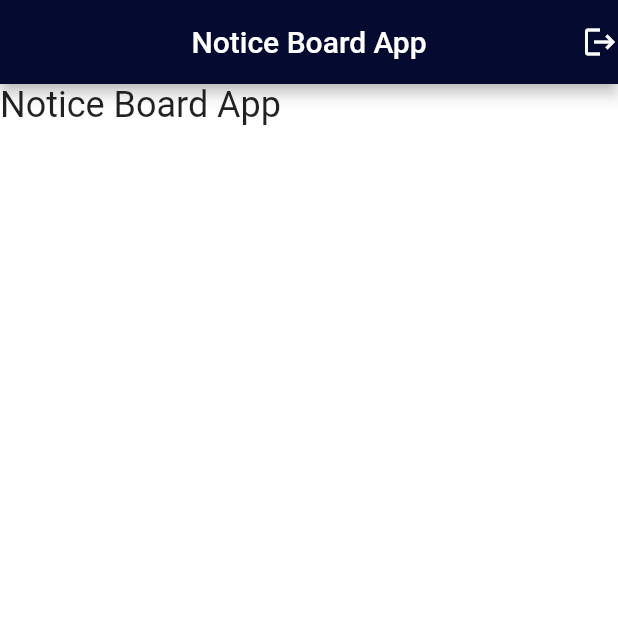
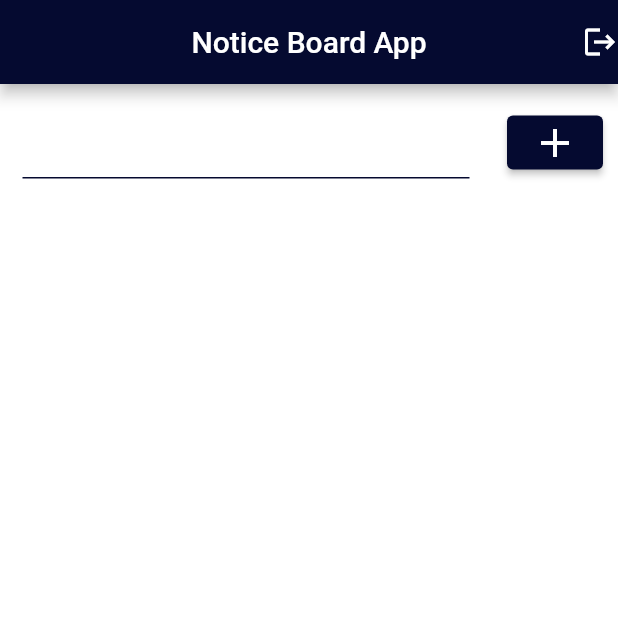
Before and after one commit to aamirpinger/flutter-slide-code, a Flutter app: the screen it shows once a user with an empty profile is signed in, on a phone screen of 412 x 824 dp, the top half of it. Run offline on Flutter 3.47's test engine with Material 2 defaults, Android fonts, the phone set to English and light mode, and no system bars; our stand-ins replace cloud_firestore, firebase_auth, firebase_core, flutter_easyloading; accounts and stored records are empty; network calls fail.

Commit message:
notice board app - add notice to firestore

```diff
--- a/lib/constants/configs.dart
+++ b/lib/constants/configs.dart
@@ -1,3 +1,7 @@
 abstract class Configs {
   static const logoImage = 'assets/images/logo.png';
+  static const notificationsCollection = 'notifications';
+  static const notificationField = 'notification';
+  static const emailField = 'email';
+  static const timestampField = 'timestamp';
 }
--- a/lib/constants/error_strings.dart
+++ b/lib/constants/error_strings.dart
@@ -3,4 +3,6 @@ abstract class ErrorStrings {
   static const loginError = 'Unable to login, check credentials.';
   static const passwordError =
       'Both password mush be same and Password length must be 6 chars or more.';
+  static String unableToAdd = 'Unable to add record.';
+  static String someThingWrong = "Something went wrong.";
 }
--- a/lib/core/services/db_service.dart
+++ b/lib/core/services/db_service.dart
@@ -0,0 +1,42 @@
+import 'package:cloud_firestore/cloud_firestore.dart';
+import 'package:flutter/material.dart';
+import 'package:my_app/constants/configs.dart';
+import 'package:my_app/constants/error_strings.dart';
+
+abstract class DBBase {
+  Future<String?> addNotification(String notification, String uid);
+}
+
+class FireStoreService implements DBBase {
+  static final FireStoreService instance = FireStoreService._internal();
+  final FirebaseFirestore _firestore = FirebaseFirestore.instance;
+
+  factory FireStoreService() {
+    return instance;
+  }
+
+  FireStoreService._internal() {
+    // This method could be use to set initial values if any.
+  }
+
+  @override
+  Future<String?> addNotification(String notification, String email) async {
+    try {
+      final response =
+          await _firestore.collection(Configs.notificationsCollection).add({
+        Configs.notificationField: notification,
+        Configs.emailField: email,
+        Configs.timestampField: DateTime.now(),
+      });
+
+      if (response.id == null) {
+        throw Exception(ErrorStrings.unableToAdd);
+      }
+
+      return response.id;
+    } catch (e) {
+      debugPrint('${ErrorStrings.someThingWrong}: $e');
+      rethrow;
+    }
+  }
+}
--- a/lib/ui/routes.dart
+++ b/lib/ui/routes.dart
@@ -1,6 +1,7 @@
 import 'package:firebase_auth/firebase_auth.dart';
 import 'package:flutter/material.dart';
 import 'package:my_app/core/services/auth.dart';
+import 'package:my_app/core/services/db_service.dart';
 import 'package:my_app/core/services/loaderService.dart';
 import 'package:my_app/ui/screens/landing_screen.dart';
 import 'package:my_app/ui/screens/login_screen.dart';
@@ -11,12 +12,16 @@ abstract class CustomRoutes {
   static Route<dynamic> generateRoute(RouteSettings settings) {
     AuthBase auth = Auth();
     Loader loaderService = LoaderService();
+    DBBase fireStoreService = FireStoreService();
 
     switch (settings.name) {
       case NoticeBoardScreen.routeName:
         return MaterialPageRoute(
-            builder: (_) =>
-                NoticeBoardScreen(auth: auth, loaderService: loaderService));
+            builder: (_) => NoticeBoardScreen(
+                  auth: auth,
+                  loaderService: loaderService,
+                  dbService: fireStoreService,
+                ));
       case LoginScreen.routeName:
         return MaterialPageRoute(
             builder: (_) =>
@@ -28,8 +33,11 @@ abstract class CustomRoutes {
 
       default:
         return MaterialPageRoute(
-            builder: (_) =>
-                LandingScreen(auth: auth, loaderService: loaderService));
+            builder: (_) => LandingScreen(
+                  auth: auth,
+                  loaderService: loaderService,
+                  dbService: fireStoreService,
+                ));
     }
   }
 }
--- a/lib/ui/screens/landing_screen.dart
+++ b/lib/ui/screens/landing_screen.dart
@@ -2,6 +2,7 @@ import 'package:firebase_auth/firebase_auth.dart';
 import 'package:flutter/material.dart';
 import 'package:my_app/constants/app_strings.dart';
 import 'package:my_app/core/services/auth.dart';
+import 'package:my_app/core/services/db_service.dart';
 import 'package:my_app/core/services/loaderService.dart';
 import 'package:my_app/ui/screens/login_screen.dart';
 import 'package:my_app/ui/screens/notice_board_screen.dart';
@@ -10,11 +11,13 @@ class LandingScreen extends StatelessWidget {
   const LandingScreen({
     required this.auth,
     required this.loaderService,
+    required this.dbService,
   });
 
   static const routeName = '/';
   final AuthBase auth;
   final Loader loaderService;
+  final DBBase dbService;
 
   @override
   Widget build(BuildContext context) {
@@ -29,7 +32,11 @@ class LandingScreen extends StatelessWidget {
               return LoginScreen(auth: auth, loaderService: loaderService);
             }
 
-            return NoticeBoardScreen(auth: auth, loaderService: loaderService);
+            return NoticeBoardScreen(
+              auth: auth,
+              loaderService: loaderService,
+              dbService: dbService,
+            );
           }
 
           loaderService.show(message: AppStrings.loading);
--- a/lib/ui/screens/notice_board_screen.dart
+++ b/lib/ui/screens/notice_board_screen.dart
@@ -1,17 +1,24 @@
 import 'package:flutter/material.dart';
 import 'package:my_app/constants/app_strings.dart';
 import 'package:my_app/core/services/auth.dart';
+import 'package:my_app/core/services/db_service.dart';
 import 'package:my_app/core/services/loaderService.dart';
+import 'package:my_app/ui/widgets/custom_button.dart';
+import 'package:my_app/ui/widgets/custom_text_field.dart';
 
 class NoticeBoardScreen extends StatefulWidget {
-  const NoticeBoardScreen({
+  NoticeBoardScreen({
     required this.auth,
     required this.loaderService,
+    required this.dbService,
   });
 
   static const routeName = '/notice_board';
   final AuthBase auth;
   final Loader loaderService;
+  final DBBase dbService;
+  TextEditingController inputFieldController = TextEditingController();
+  String notification = '';
 
   @override
   _NoticeBoardScreenState createState() => _NoticeBoardScreenState();
@@ -35,9 +42,45 @@ class _NoticeBoardScreenState extends State<NoticeBoardScreen> {
           ),
         ],
       ),
-      body: Text(
-        AppStrings.appTitle,
-        style: TextStyle(fontSize: 24),
+      body: Column(
+        mainAxisAlignment: MainAxisAlignment.start,
+        crossAxisAlignment: CrossAxisAlignment.stretch,
+        children: [
+          Row(
+            mainAxisAlignment: MainAxisAlignment.start,
+            crossAxisAlignment: CrossAxisAlignment.center,
+            mainAxisSize: MainAxisSize.min,
+            children: [
+              Expanded(
+                child: CustomTextField(
+                  controller: widget.inputFieldController,
+                  onChange: (value) {
+                    setState(() {
+                      widget.notification = value;
+                    });
+                  },
+                ),
+              ),
+              Padding(
+                padding: const EdgeInsets.symmetric(horizontal: 10.0),
+                child: CustomButton(
+                  backgroundColor: Theme.of(context).primaryColor,
+                  title: Icon(
+                    Icons.add,
+                    size: 32,
+                  ),
+                  onPress: () {
+                    widget.dbService.addNotification(
+                      widget.notification,
+                      widget.auth.currentUser!.email!,
+                    );
+                    widget.inputFieldController.clear();
+                  },
+                ),
+              ),
+            ],
+          ),
+        ],
       ),
     );
   }
```
